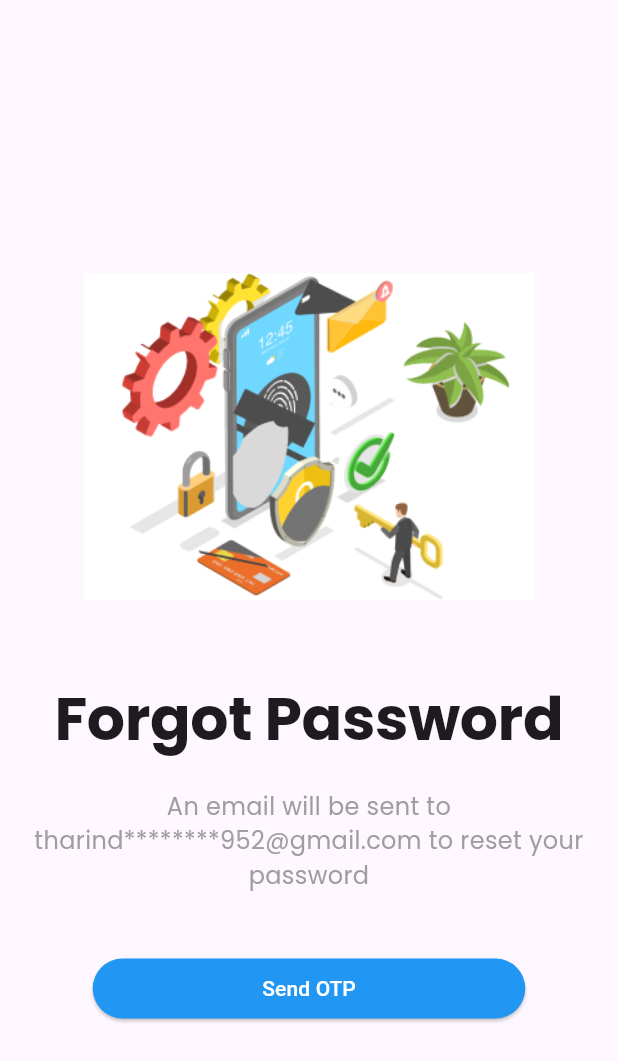
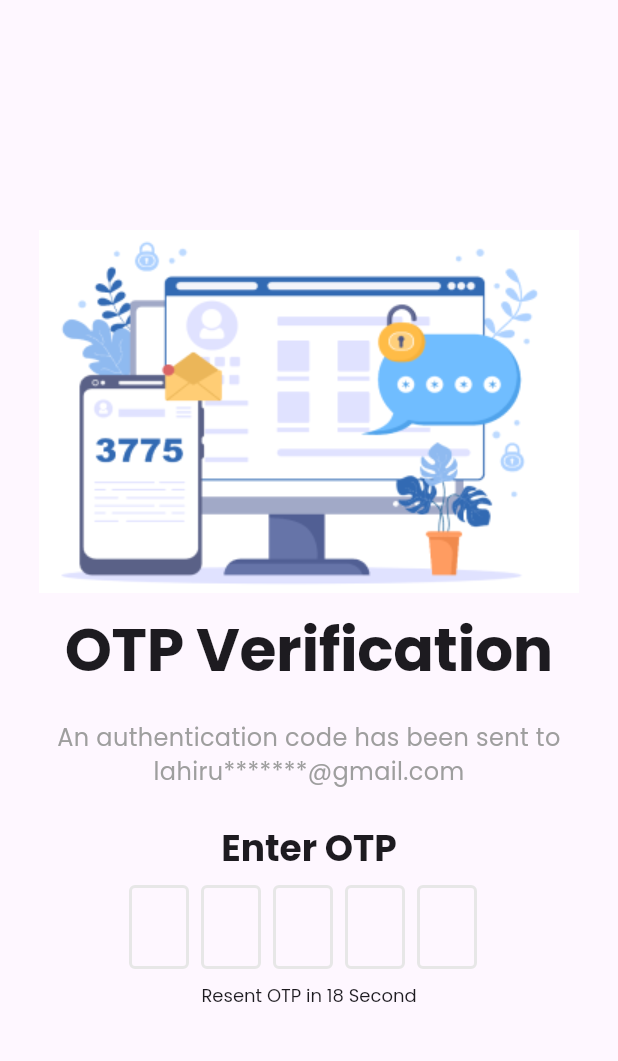
Before and after one commit to TheTharz/TutorHub, a Flutter app: the screen it shows after launch, on a phone screen of 412 x 824 dp. Shown: the top 1061 px of the screen. Run offline on Flutter 3.47's test engine with Material 3 defaults, Android fonts, the phone set to English and light mode, and no system bars; drawn by our look-alikes of flutter_otp_text_field; our stand-ins replace firebase_core, google_fonts; missing offline and left inert: sign_button; accounts and stored records are empty.

Commit message:
OTP Verification page created

```diff
--- a/lib/main.dart
+++ b/lib/main.dart
@@ -3,6 +3,7 @@ import 'package:flutter/material.dart';
 import 'package:google_fonts/google_fonts.dart';
 import 'package:tutorhub/firebase_options.dart';
 import 'package:tutorhub/ui/screens/forget_password_page.dart';
+import 'package:tutorhub/ui/screens/otp_verification_page.dart';
 import 'package:tutorhub/ui/screens/sign_in_page.dart';
 import 'package:tutorhub/ui/screens/sign_up_page.dart';
 import 'package:tutorhub/ui/screens/start_screen.dart';
@@ -48,6 +49,7 @@ class MyApp extends StatelessWidget {
         // home: StartPage(),
         // home: SignInPage(),
         // home: SignUpPage(),
-        home: ForgetPasswordPage());
+        //home: ForgetPasswordPage());
+        home: OTPVerificationPage());
   }
 }
--- /dev/null
+++ b/lib/ui/screens/otp_verification_page.dart
@@ -0,0 +1,59 @@
+import 'package:flutter/material.dart';
+import 'package:flutter_otp_text_field/flutter_otp_text_field.dart';
+
+class OTPVerificationPage extends StatefulWidget {
+  const OTPVerificationPage({super.key});
+
+  @override
+  State<OTPVerificationPage> createState() => _OTPVerificationPageState();
+}
+
+class _OTPVerificationPageState extends State<OTPVerificationPage> {
+  @override
+  Widget build(BuildContext context) {
+    return Scaffold(
+      body: Center(
+        child: Column(
+          mainAxisAlignment: MainAxisAlignment.center,
+          children: [
+            Image.asset('assets/images/otpverification.png'),
+            const SizedBox(height: 16),
+            Text('OTP Verification',
+                style: Theme.of(context).textTheme.displayLarge),
+            const SizedBox(height: 16),
+            Padding(
+              padding: const EdgeInsets.all(8.0),
+              child: Text(
+                'An authentication code has been sent to lahiru*******@gmail.com',
+                style: Theme.of(context).textTheme.bodyMedium,
+                textAlign: TextAlign.center,
+              ),
+            ),
+            const SizedBox(height: 16),
+            Text('Enter OTP', style: Theme.of(context).textTheme.titleLarge),
+            const SizedBox(height: 10),
+            OtpTextField(
+              numberOfFields: 5,
+              borderColor: Color(0xFF512DA8),
+              showFieldAsBox: true,
+              onCodeChanged: (String code) {},
+              onSubmit: (String verificationCode) {
+                showDialog(
+                    context: context,
+                    builder: (context) {
+                      return AlertDialog(
+                        title: Text("Verification Code"),
+                        content: Text('Code entered is $verificationCode'),
+                      );
+                    });
+              },
+            ),
+            const SizedBox(height: 10),
+            Text('Resent OTP in 18 Second',
+                style: Theme.of(context).textTheme.displaySmall),
+          ],
+        ),
+      ),
+    );
+  }
+}
--- a/pubspec.yaml
+++ b/pubspec.yaml
@@ -38,6 +38,7 @@ dependencies:
   flutter_svg: ^2.0.9
   google_fonts: ^6.1.0
   sign_button: ^2.0.6
+  flutter_otp_text_field: ^1.1.0+2
 
 dev_dependencies:
   flutter_test:
@@ -64,6 +65,7 @@ flutter:
   assets:
     - assets/images/start.png
     - assets/images/forgetpassword.png
+    - assets/images/otpverification.png
   #   - images/a_dot_ham.jpeg
 
   # An image asset can refer to one or more resolution-specific "variants", see
```
Also changed, not shown: assets/images/otpverification.png (added), pubspec.lock.
